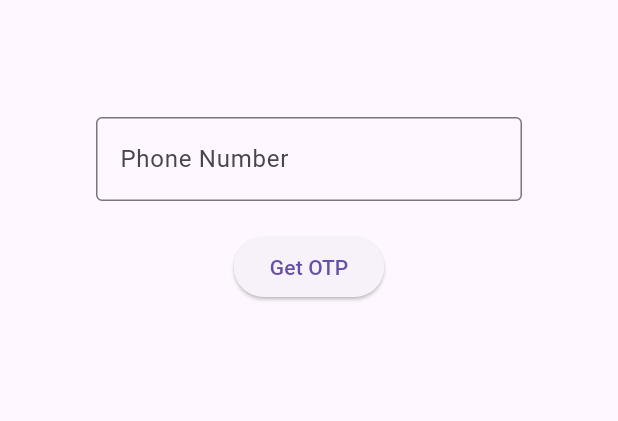
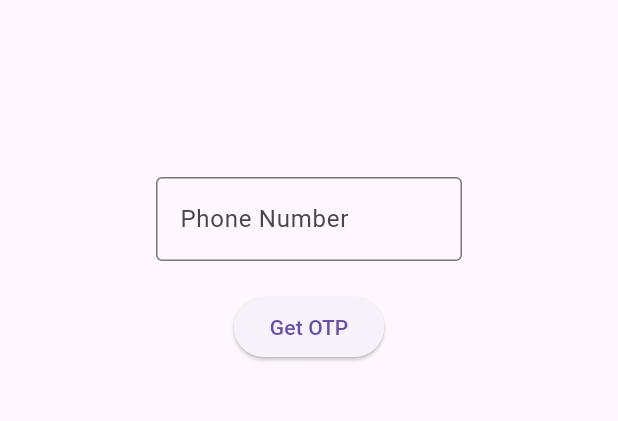
Before and after one commit to kosac-tech/delivery_App, a Flutter app: the screen it shows after launch, on a phone screen of 412 x 824 dp, the part 63-484 px from its top. Run offline on Flutter 3.47's test engine with Material 3 defaults, Android fonts, the phone set to English and light mode, and no system bars; our stand-ins replace firebase_auth, firebase_core; accounts and stored records are empty.

Commit message:
changed padding 104px

```diff
--- a/lib/phone_login_screen.dart
+++ b/lib/phone_login_screen.dart
@@ -43,7 +43,7 @@ class _PhoneLoginScreenState extends State<PhoneLoginScreen> {
     return Scaffold(
       appBar: AppBar(title: Text('Kosac Delivery Login')),
       body: Padding(
-        padding: const EdgeInsets.all(64.0),
+        padding: const EdgeInsets.all(104.0),
         child: Column(
           children: [
             TextField(
```
